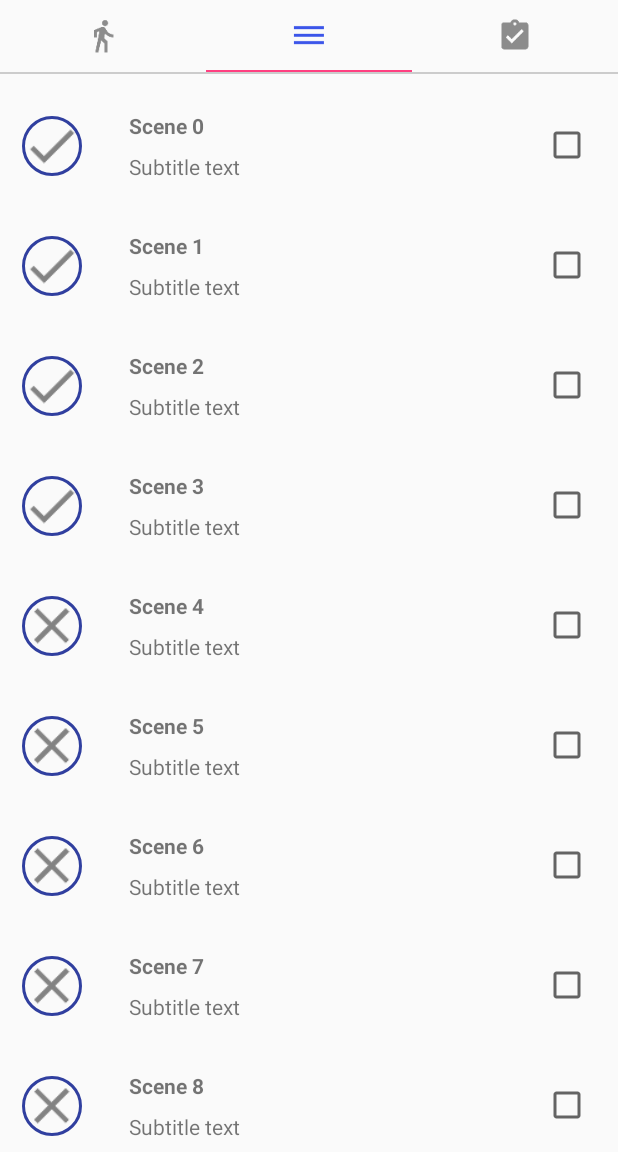
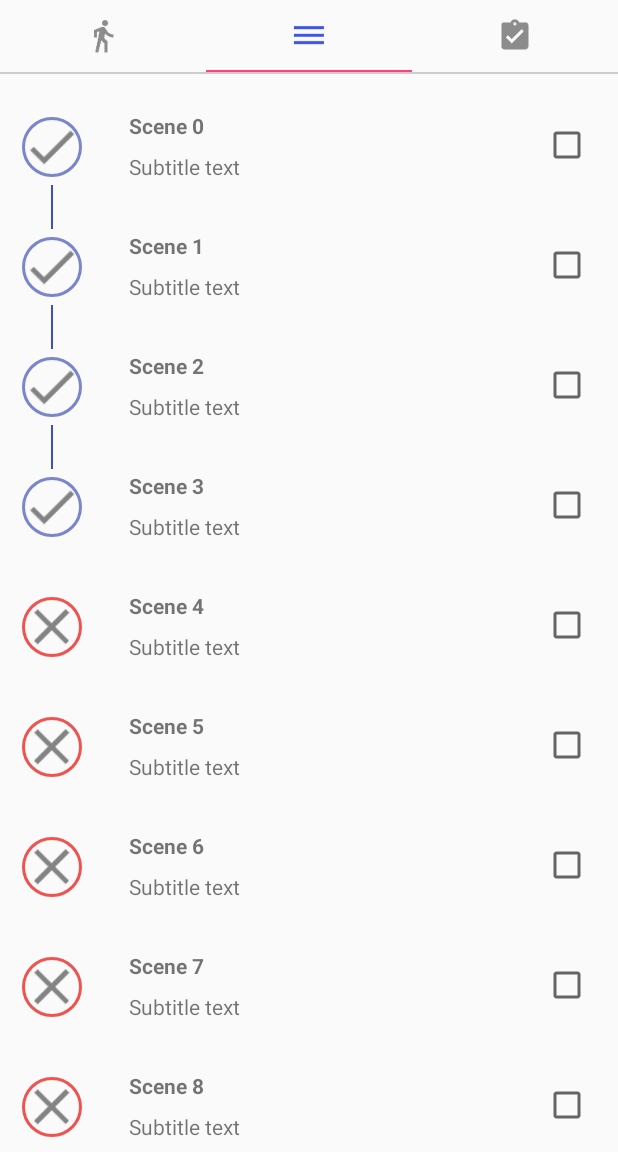
Before and after one commit to parousia/sojourner, an Android app: the screen it shows after launch (MainActivity), tab 2 chosen, on a phone screen of 412 x 824 dp, the part 84-1236 px from its top. Run offline under Robolectric (Android 15) with nearby library versions, the phone set to English and light mode, and no system bars; our stand-ins replace CircleImageView.

Commit message:
Update connecting link color for TimelineFragment

```diff
--- a/app/src/main/java/com/android/sojourner/MainActivity.java
+++ b/app/src/main/java/com/android/sojourner/MainActivity.java
@@ -1,9 +1,6 @@
 package com.android.sojourner;
 
 import android.support.design.widget.TabLayout;
-import android.support.v4.app.Fragment;
-import android.support.v4.app.FragmentPagerAdapter;
-import android.support.v4.view.PagerAdapter;
 import android.support.v4.view.ViewPager;
 import android.support.v4.widget.DrawerLayout;
 import android.support.v7.app.ActionBarDrawerToggle;
@@ -12,17 +9,13 @@ import android.os.Bundle;
 import android.support.v7.widget.LinearLayoutManager;
 import android.support.v7.widget.RecyclerView;
 import android.support.v7.widget.Toolbar;
-import android.text.Layout;
 import android.view.LayoutInflater;
 import android.view.View;
 import android.view.ViewGroup;
-import android.widget.ArrayAdapter;
 import android.widget.ImageView;
 import android.widget.TextView;
-import android.widget.Toast;
 
 import java.util.ArrayList;
-import java.util.List;
 
 public class MainActivity extends AppCompatActivity {
     private TabLayout mTabLayout;
@@ -123,7 +116,7 @@ public class MainActivity extends AppCompatActivity {
         @Override
         public DrawerViewHolder onCreateViewHolder(ViewGroup parent, int i) {
             View view;
-            view = LayoutInflater.from(parent.getContext()).inflate(R.layout.item_list_drawer, parent, false);
+            view = LayoutInflater.from(parent.getContext()).inflate(R.layout.list_item_drawer, parent, false);
             DrawerViewHolder holder = new DrawerViewHolder(view);
             return holder;
         }
--- a/app/src/main/java/com/android/sojourner/TimelineFragment.java
+++ b/app/src/main/java/com/android/sojourner/TimelineFragment.java
@@ -2,6 +2,7 @@ package com.android.sojourner;
 
 import android.os.Bundle;
 import android.support.v4.app.Fragment;
+import android.support.v4.content.ContextCompat;
 import android.support.v7.widget.LinearLayoutManager;
 import android.support.v7.widget.RecyclerView;
 import android.view.LayoutInflater;
@@ -75,7 +76,7 @@ public class TimelineFragment extends Fragment {
         @Override
         public void onBindViewHolder(TimelineHolder holder, int position) {
             Scene scene = mScenes.get(position);
-            holder.bindViewHolder(scene);
+            holder.bindViewHolder(scene, position);
         }
 
         @Override
@@ -88,8 +89,8 @@ public class TimelineFragment extends Fragment {
         private TextView mTitleTextView;
         private TextView mSubtitleTextView;
         private CircleImageView mCircleImageView;
-        private ImageView mUpDottedLine;
-        private ImageView mDownDottedLine;
+        private View mUpDottedLine;
+        private View mDownDottedLine;
 
         public TimelineHolder(View itemView) {
             super(itemView);
@@ -97,39 +98,65 @@ public class TimelineFragment extends Fragment {
             mTitleTextView = (TextView) itemView.findViewById(R.id.timeline_item_title_textView);
             mSubtitleTextView = (TextView) itemView.findViewById(R.id.timeline_item_subtitle_textView);
             mCircleImageView = (CircleImageView) itemView.findViewById(R.id.timeline_item_iconView);
-            mUpDottedLine = (ImageView) itemView.findViewById(R.id.timeline_item_dot_1);
-            mDownDottedLine = (ImageView) itemView.findViewById(R.id.timeline_item_dot_2);
+            mUpDottedLine = (View) itemView.findViewById(R.id.timeline_item_dot_1);
+            mDownDottedLine = (View) itemView.findViewById(R.id.timeline_item_dot_2);
         }
 
-        public void bindViewHolder(Scene scene) {
+        public void bindViewHolder(Scene scene, int position) {
             mTitleTextView.setText(scene.getSceneName());
             mSubtitleTextView.setText("Subtitle text");
+
+            // Set timeline icon view
+            int timelineResId, borderColorId;
+            int upLineColorId, downLineColorId;
             if (scene.isUnlocked()) {
-                mCircleImageView.setImageResource(R.drawable.ic_timeline_unlocked);
-                mUpDottedLine.setImageResource(android.R.color.transparent);
-                mDownDottedLine.setImageResource(android.R.color.transparent);
+                timelineResId = R.drawable.ic_timeline_unlocked;
+                borderColorId = R.color.colorPrimaryLight;
+                upLineColorId = R.color.colorPrimary;
+                downLineColorId = R.color.colorPrimary;
             } else {
-                mCircleImageView.setImageResource(R.drawable.ic_timeline_locked);
-                mUpDottedLine.setImageResource(android.R.color.transparent);
-                mDownDottedLine.setImageResource(android.R.color.transparent);
+                timelineResId = R.drawable.ic_timeline_locked;
+                borderColorId = R.color.red;
+                upLineColorId = android.R.color.transparent;
+                downLineColorId = android.R.color.transparent;
             }
+            mCircleImageView.setImageResource(timelineResId);
+            mCircleImageView.setBorderColor(ContextCompat.getColor(getActivity(), borderColorId));
+
+            // Set connecting links color
+            if (position == 0) {
+                upLineColorId = android.R.color.transparent;
+            } else if (position == 3) {
+                downLineColorId = android.R.color.transparent;
+            }
+            // Set the Views
+            mUpDottedLine.setBackgroundColor(
+                    ContextCompat.getColor(getActivity(), upLineColorId));
+            mDownDottedLine.setBackgroundColor(
+                    ContextCompat.getColor(getActivity(), downLineColorId));
         }
 
         public void showUpDottedLine(boolean isVisible) {
             if (isVisible) {
                 // Show the dotted line
+                mUpDottedLine.setBackgroundColor(
+                        ContextCompat.getColor(getActivity(), R.color.colorPrimary));
             } else {
                 // Clear the imageview
-                mUpDottedLine.setImageResource(android.R.color.transparent);
+                mUpDottedLine.setBackgroundColor(
+                        ContextCompat.getColor(getActivity(), android.R.color.transparent));
             }
         }
 
         public void showDownDottedLine(boolean isVisible) {
             if (isVisible) {
                 // Show the dotted line
+                mDownDottedLine.setBackgroundColor(
+                        ContextCompat.getColor(getActivity(), R.color.colorPrimary));
             } else {
                 // Clear the imageview
-                mDownDottedLine.setImageResource(android.R.color.transparent);
+                mDownDottedLine.setBackgroundColor(
+                        ContextCompat.getColor(getActivity(), android.R.color.transparent));
             }
         }
     }
--- a/app/src/main/res/layout/list_item_timeline.xml
+++ b/app/src/main/res/layout/list_item_timeline.xml
@@ -14,9 +14,9 @@
             android:gravity="center"
             android:orientation="vertical">
 
-            <ImageView
+            <View
                 android:id="@+id/timeline_item_dot_1"
-                android:layout_width="match_parent"
+                android:layout_width="1dp"
                 android:layout_height="15dp"
                 android:layout_marginBottom="5dp"/>
 
@@ -28,10 +28,10 @@
                 app:civ_border_color="@color/colorPrimaryDark"
                 app:civ_border_width="2dp"/>
 
-            <ImageView
+            <View
                 android:id="@+id/timeline_item_dot_2"
-                android:layout_width="match_parent"
-                android:layout_height="15dp"
+                android:layout_width="1dp"
+                android:layout_height="match_parent"
                 android:layout_marginTop="5dp"/>
 
         </LinearLayout>
--- a/app/src/main/res/values/colors.xml
+++ b/app/src/main/res/values/colors.xml
@@ -1,9 +1,11 @@
 <?xml version="1.0" encoding="utf-8"?>
 <resources>
+    <color name="colorPrimaryLight">#7986CB</color>
     <color name="colorPrimary">#3F51B5</color>
     <color name="colorPrimaryDark">#303F9F</color>
     <color name="colorAccent">#FF4081</color>
 
     <color name="light_gray">#ffcccccc</color>
     <color name="white">#FFFFFF</color>
+    <color name="red">#EF5350</color>
 </resources>
```
Also changed, not shown: app/src/main/res/layout/list_item_drawer.xml (renamed from app/src/main/res/layout/item_list_drawer.xml).
